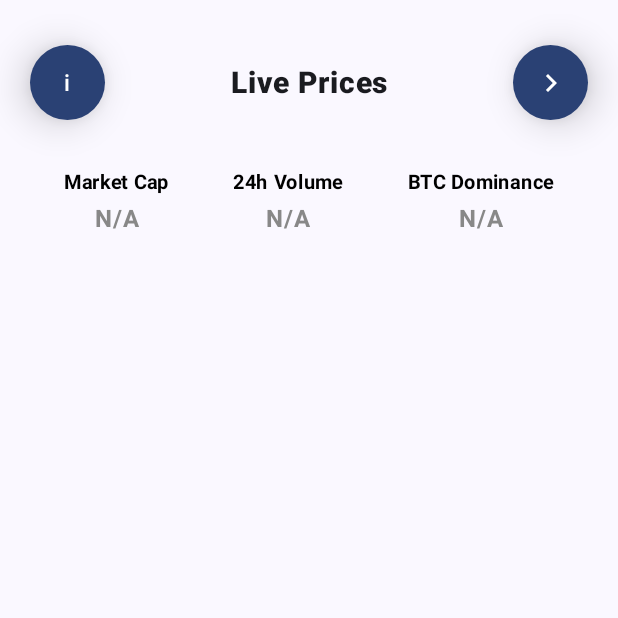
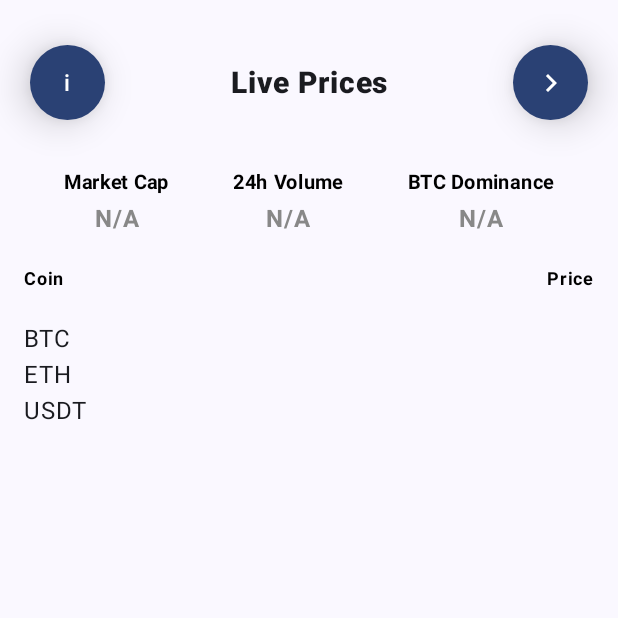
Before and after one commit to AHerbel/CryptoTracker, an Android app built with Jetpack Compose: the screen it shows after launch (HomeActivity), on a phone screen of 412 x 824 dp, the top half of it. Run offline under Robolectric (Android 15) with nearby library versions, the phone set to English and light mode, and no system bars; our stand-ins replace Dagger/Hilt's generated code; libraries missing offline, so code that uses them is left out: com.ibm.icu; network calls fail.

Commit message:
Add coins list to Home screen

```diff
--- a/app/src/main/java/com/aherbel/cryptotracker/application/network/CoinMarketCapService.kt
+++ b/app/src/main/java/com/aherbel/cryptotracker/application/network/CoinMarketCapService.kt
@@ -7,4 +7,7 @@ interface CoinMarketCapService {
     @GET("v1/global-metrics/quotes/latest")
     suspend fun getLatestGlobalMetrics(): Response<GlobalMetricsResponse>
 
+    @GET("v1/cryptocurrency/listings/latest")
+    suspend fun getLatestCoins(): Response<CoinsResponse>
+
 }
--- a/app/src/main/java/com/aherbel/cryptotracker/ui/components/Title.kt
+++ b/app/src/main/java/com/aherbel/cryptotracker/ui/components/Title.kt
@@ -5,18 +5,27 @@ import androidx.compose.runtime.Composable
 import androidx.compose.ui.Modifier
 import androidx.compose.ui.graphics.Color
 import androidx.compose.ui.text.font.FontWeight
+import androidx.compose.ui.tooling.preview.Preview
+import androidx.compose.ui.unit.TextUnit
 import androidx.compose.ui.unit.sp
 
 @Composable
 fun Title(
     title: String,
-    modifier: Modifier = Modifier
+    modifier: Modifier = Modifier,
+    fontSize: TextUnit = 13.sp
 ) {
     Text(
         text = title,
         color = Color.Black,
-        fontSize = 13.sp,
+        fontSize = fontSize,
         fontWeight = FontWeight.Bold,
         modifier = modifier
     )
 }
+
+@Preview(showBackground = true)
+@Composable
+fun TitlePreview() {
+    Title(title = "Hola")
+}
--- a/app/src/main/java/com/aherbel/cryptotracker/ui/home/HomeScreen.kt
+++ b/app/src/main/java/com/aherbel/cryptotracker/ui/home/HomeScreen.kt
@@ -1,21 +1,32 @@
 package com.aherbel.cryptotracker.ui.home
 
 import androidx.compose.foundation.background
+import androidx.compose.foundation.layout.Arrangement
 import androidx.compose.foundation.layout.Column
+import androidx.compose.foundation.layout.Row
 import androidx.compose.foundation.layout.fillMaxSize
 import androidx.compose.foundation.layout.fillMaxWidth
+import androidx.compose.foundation.layout.padding
+import androidx.compose.foundation.lazy.LazyColumn
+import androidx.compose.foundation.lazy.items
 import androidx.compose.foundation.rememberScrollState
 import androidx.compose.foundation.verticalScroll
 import androidx.compose.material3.ExperimentalMaterial3Api
 import androidx.compose.material3.MaterialTheme
 import androidx.compose.material3.Surface
+import androidx.compose.material3.Text
 import androidx.compose.material3.pulltorefresh.PullToRefreshBox
 import androidx.compose.runtime.Composable
 import androidx.compose.ui.Modifier
+import androidx.compose.ui.res.stringResource
 import androidx.compose.ui.semantics.contentDescription
 import androidx.compose.ui.semantics.semantics
 import androidx.compose.ui.tooling.preview.Preview
+import androidx.compose.ui.unit.dp
+import androidx.compose.ui.unit.sp
+import com.aherbel.cryptotracker.R
 import com.aherbel.cryptotracker.ui.components.MarketData
+import com.aherbel.cryptotracker.ui.components.Title
 import com.aherbel.cryptotracker.ui.components.TopBar
 import com.aherbel.cryptotracker.ui.text.PlainUiText
 import com.aherbel.cryptotracker.ui.theme.CryptoTrackerTheme
@@ -31,6 +42,8 @@ fun HomeScreen(
         modifier = Modifier.fillMaxSize(),
         color = MaterialTheme.colorScheme.background
     ) {
+        Column(modifier = Modifier.fillMaxSize()) {
+
             PullToRefreshBox(
                 isRefreshing = isLoading,
                 onRefresh = onRefresh,
@@ -47,6 +60,35 @@ fun HomeScreen(
                 ) {
                     TopBar()
                     MarketData(marketData = marketData)
+                }
+            }
+            Row(
+                modifier = Modifier
+                    .fillMaxWidth()
+                    .padding(16.dp),
+                horizontalArrangement = Arrangement.Absolute.SpaceBetween,
+            ) {
+                Title(
+                    title = stringResource(id = R.string.coin),
+                    fontSize = 12.sp,
+                    modifier = Modifier
+                        .semantics { contentDescription = "CoinsListLeftColumn" }
+                )
+                Title(
+                    title = stringResource(id = R.string.price),
+                    fontSize = 12.sp,
+                    modifier = Modifier
+                        .semantics { contentDescription = "CoinsListRightColumn" }
+                )
+            }
+            LazyColumn(
+                modifier = Modifier
+                    .padding(horizontal = 16.dp)
+                    .semantics { contentDescription = "CoinsList" }
+            ) {
+                items(listOf("BTC", "ETH", "USDT")) { criptocurrency ->
+                    Text(text = criptocurrency)
+                }
             }
         }
     }
--- a/app/src/main/res/values/strings.xml
+++ b/app/src/main/res/values/strings.xml
@@ -5,4 +5,6 @@
     <string name="twenty_four_hs_volume">24h Volume</string>
     <string name="btc_dominance">BTC Dominance</string>
     <string name="not_available">N/A</string>
+    <string name="coin">Coin</string>
+    <string name="price">Price</string>
 </resources>
```
Also changed, not shown: app/src/main/java/com/aherbel/cryptotracker/application/network/CoinsResponse.kt (added, +12 -0 lines), 4 other files. Lines whose indentation alone changed are shown as unchanged.
